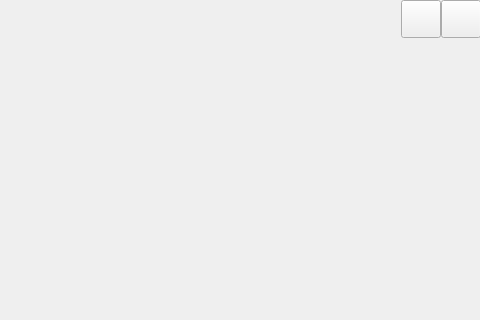
Old version of the form ui/main.ui in the repository cattmem/QWidget; both pictures show x 320 to 800 and y 0 to 320 of the 800 by 600 pixel window.
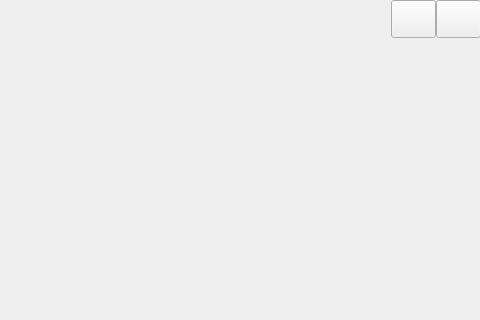
New version of the form.

What changed in the file:
```diff
--- a/ui/main.ui
+++ b/ui/main.ui
@@ -61,7 +61,7 @@
          </property>
          <property name="minimumSize">
           <size>
-           <width>38</width>
+           <width>45</width>
            <height>38</height>
           </size>
          </property>
@@ -80,7 +80,7 @@
          </property>
          <property name="minimumSize">
           <size>
-           <width>38</width>
+           <width>45</width>
            <height>38</height>
           </size>
          </property>
```
